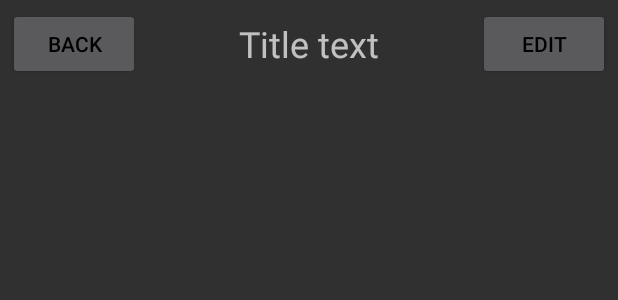
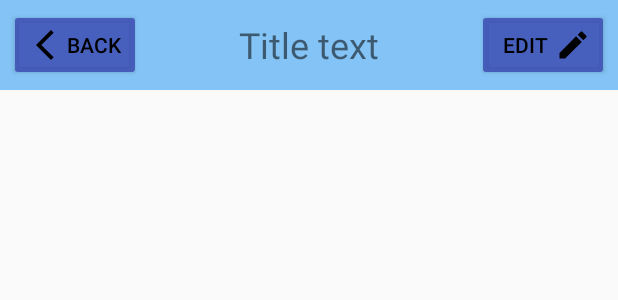
Before and after one commit to tanwang778/CustomControl, an Android app: the layout title.xml on its own in the app's theme, with its tools: preview values and no code run, on a phone screen of 412 x 824 dp. Shown: the top 300 px of the screen. Run offline under Robolectric (Android 15) with nearby library versions, the phone set to English and light mode, and no system bars.

Commit message:
title.xml改了颜色

```diff
--- a/app/src/main/AndroidManifest.xml
+++ b/app/src/main/AndroidManifest.xml
@@ -9,7 +9,7 @@
         android:icon="@mipmap/ic_launcher"
         android:label="@string/app_name"
         android:supportsRtl="true"
-        android:theme="@style/Theme.AppCompat.NoActionBar"
+        android:theme="@style/Theme.AppCompat.Light.NoActionBar"
         tools:targetApi="31">
         <activity
             android:name=".MainActivity"
--- /dev/null
+++ b/app/src/main/res/drawable/baseline_arrow_back_ios_new_24.xml
@@ -0,0 +1,5 @@
+<vector android:height="24dp" android:tint="#000000"
+    android:viewportHeight="24" android:viewportWidth="24"
+    android:width="24dp" xmlns:android="http://schemas.android.com/apk/res/android">
+    <path android:fillColor="@android:color/white" android:pathData="M17.77,3.77l-1.77,-1.77l-10,10l10,10l1.77,-1.77l-8.23,-8.23z"/>
+</vector>
--- /dev/null
+++ b/app/src/main/res/drawable/baseline_edit_24.xml
@@ -0,0 +1,5 @@
+<vector android:height="24dp" android:tint="#000000"
+    android:viewportHeight="24" android:viewportWidth="24"
+    android:width="24dp" xmlns:android="http://schemas.android.com/apk/res/android">
+    <path android:fillColor="@android:color/white" android:pathData="M3,17.25V21h3.75L17.81,9.94l-3.75,-3.75L3,17.25zM20.71,7.04c0.39,-0.39 0.39,-1.02 0,-1.41l-2.34,-2.34c-0.39,-0.39 -1.02,-0.39 -1.41,0l-1.83,1.83 3.75,3.75 1.83,-1.83z"/>
+</vector>
--- a/app/src/main/res/layout/title.xml
+++ b/app/src/main/res/layout/title.xml
@@ -1,32 +1,38 @@
 <?xml version="1.0" encoding="utf-8"?>
 <LinearLayout xmlns:android="http://schemas.android.com/apk/res/android"
     android:layout_width="match_parent"
-    android:layout_height="wrap_content">
+    android:layout_height="wrap_content"
+    android:background="#8B2196F3">
+
     <Button
         android:id="@+id/titleBack"
         android:layout_width="wrap_content"
         android:layout_height="wrap_content"
         android:layout_gravity="center"
-        android:layout_margin="5dp"
+        android:layout_margin="6dp"
+        android:backgroundTint="#DD3F51B5"
+        android:drawableStart="@drawable/baseline_arrow_back_ios_new_24"
         android:text="Back"
         android:textColor="#000000" />
 
     <TextView
         android:id="@+id/textView"
         android:layout_width="0dp"
+        android:layout_height="wrap_content"
         android:layout_gravity="center"
-        android:layout_height="wrap_content"
         android:layout_weight="1"
-        android:textSize="24sp"
         android:gravity="center"
-        android:text="Title text" />
+        android:text="Title text"
+        android:textSize="24sp" />
 
     <Button
         android:id="@+id/titleEdit"
         android:layout_width="wrap_content"
         android:layout_height="wrap_content"
         android:layout_gravity="center"
-        android:layout_margin="5dp"
+        android:layout_margin="6dp"
+        android:backgroundTint="#DD3F51B5"
+        android:drawableEnd="@drawable/baseline_edit_24"
         android:text="Edit"
-        android:textColor="#000000"/>
+        android:textColor="#000000" />
 </LinearLayout>
```
